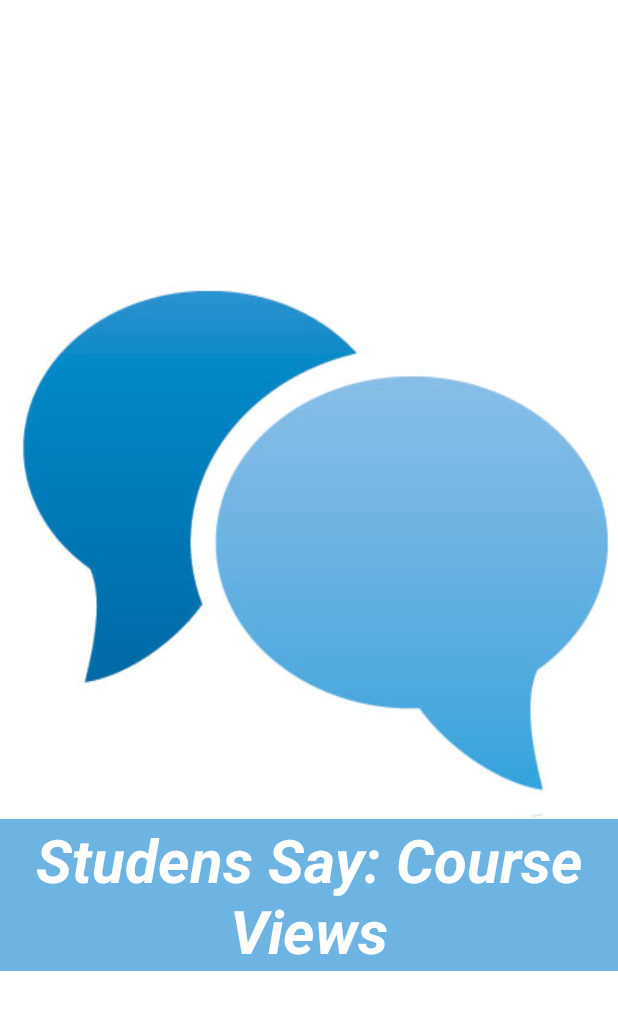
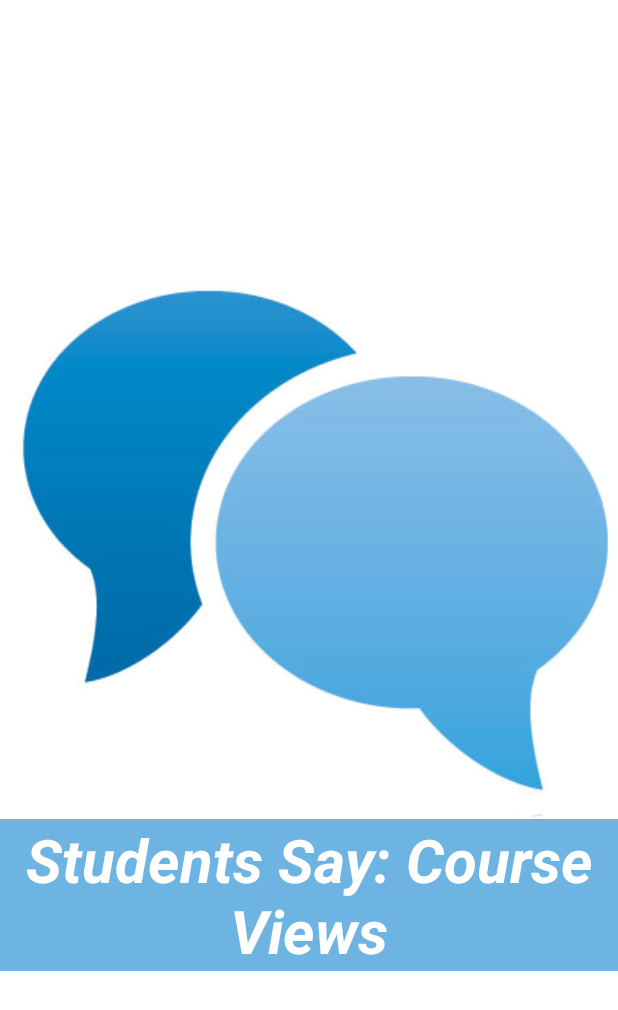
Before and after one commit to JJLindsay/StudentsSay, an Android app: the screen it shows after launch (Splash), on a phone screen of 412 x 824 dp. Shown: the top 1010 px of the screen. Run offline under Robolectric (Android 15) with nearby library versions, the phone set to English and light mode, and no system bars.

Commit message:
Update splash.xml

```diff
--- a/StudentsSay/courseviews/src/main/res/layout/splash.xml
+++ b/StudentsSay/courseviews/src/main/res/layout/splash.xml
@@ -6,7 +6,7 @@
     <TextView
             android:layout_width="wrap_content"
             android:layout_height="wrap_content"
-            android:text="Studens Say: Course Views"
+            android:text="Students Say: Course Views"
             android:id="@+id/textView12"
             android:textColor="#ffffff"
             android:textSize="40sp"
```
